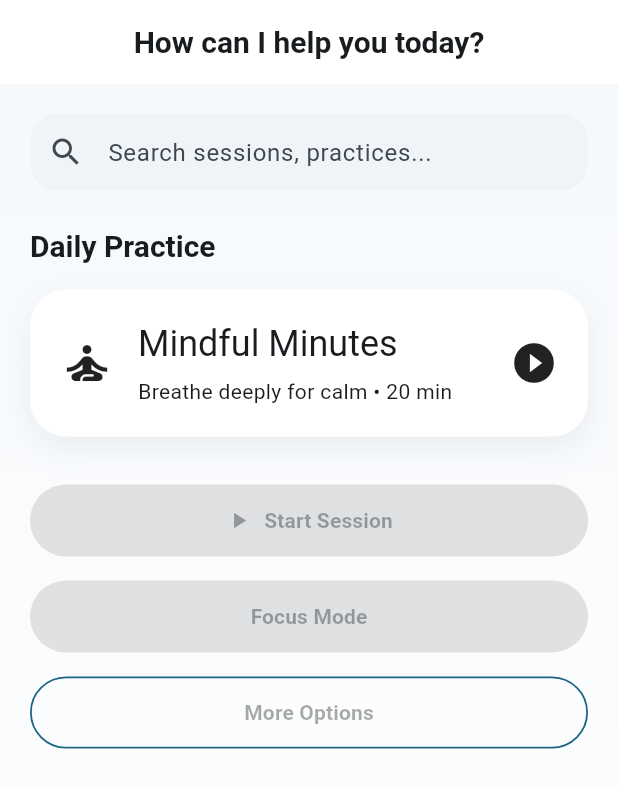
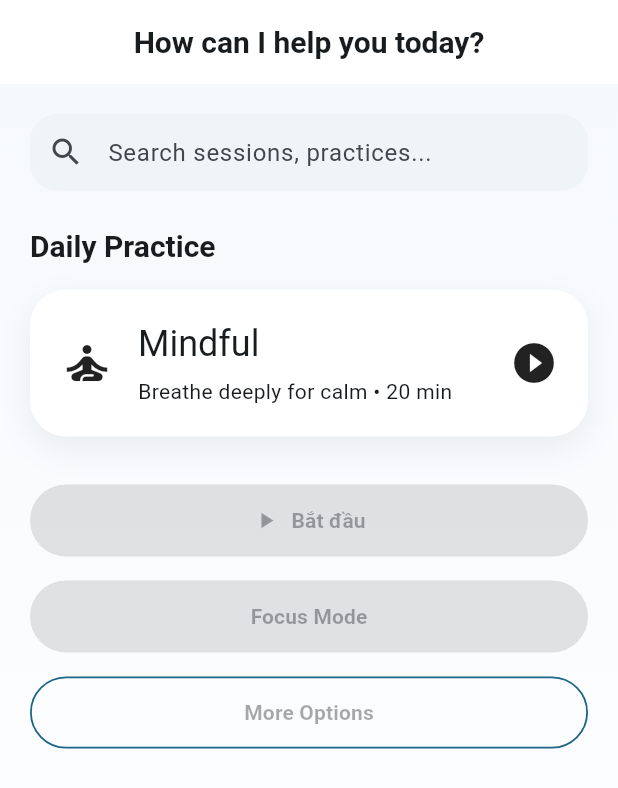
Before and after one commit to Vohoangtuanhdhtdm/app_mental_health_care, a Flutter app: the screen it shows after launch, on a phone screen of 412 x 824 dp. Shown: the top 788 px of the screen. Run offline on Flutter 3.47's test engine with Material 3 defaults, Android fonts, the phone set to English and light mode, and no system bars; our stand-ins replace firebase_auth, firebase_core; accounts and stored records are empty.

Commit message:
test commit

```diff
--- a/lib/features/home/home_page.dart
+++ b/lib/features/home/home_page.dart
@@ -36,7 +36,7 @@ class HomePage extends StatelessWidget {
                   child: Column(
                     crossAxisAlignment: CrossAxisAlignment.start,
                     children: [
-                      Text('Mindful Minutes', style: text.headlineSmall),
+                      Text('Mindful', style: text.headlineSmall),
                       const SizedBox(height: 6),
                       Text(
                         'Breathe deeply for calm • 20 min',
@@ -53,7 +53,7 @@ class HomePage extends StatelessWidget {
 
           const SizedBox(height: Gaps.xl),
 
-          const AppButton('Start Session', icon: Icon(Icons.play_arrow)),
+          const AppButton('Bắt đầu', icon: Icon(Icons.play_arrow)),
           const SizedBox(height: Gaps.md),
           const AppButton('Focus Mode', type: AppButtonType.tonal),
           const SizedBox(height: Gaps.md),
```
